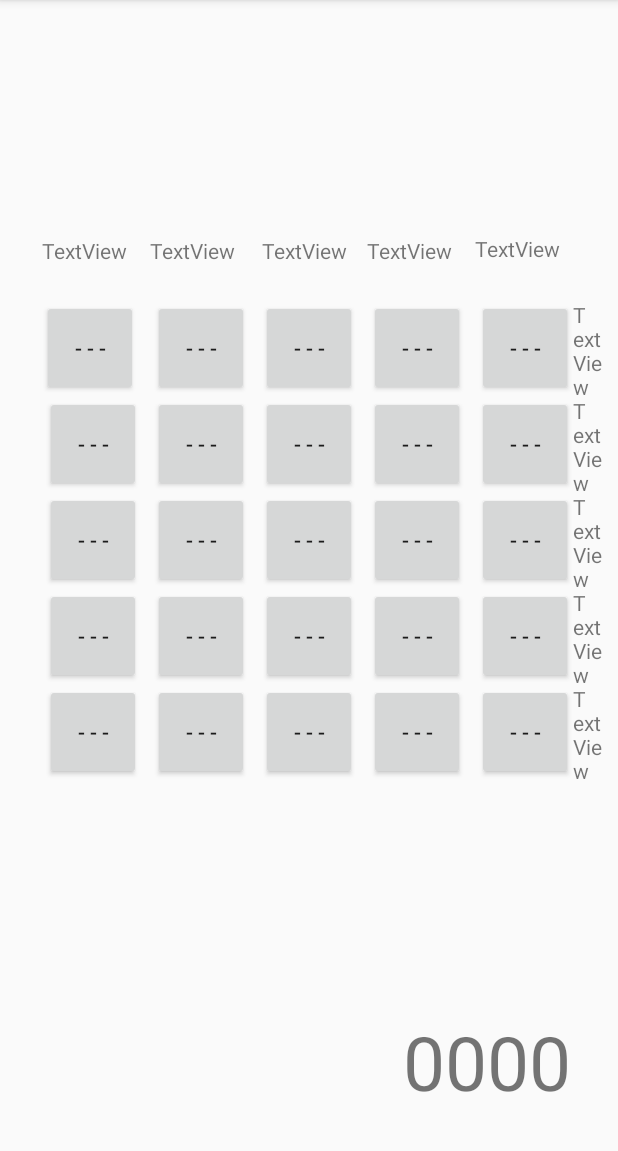
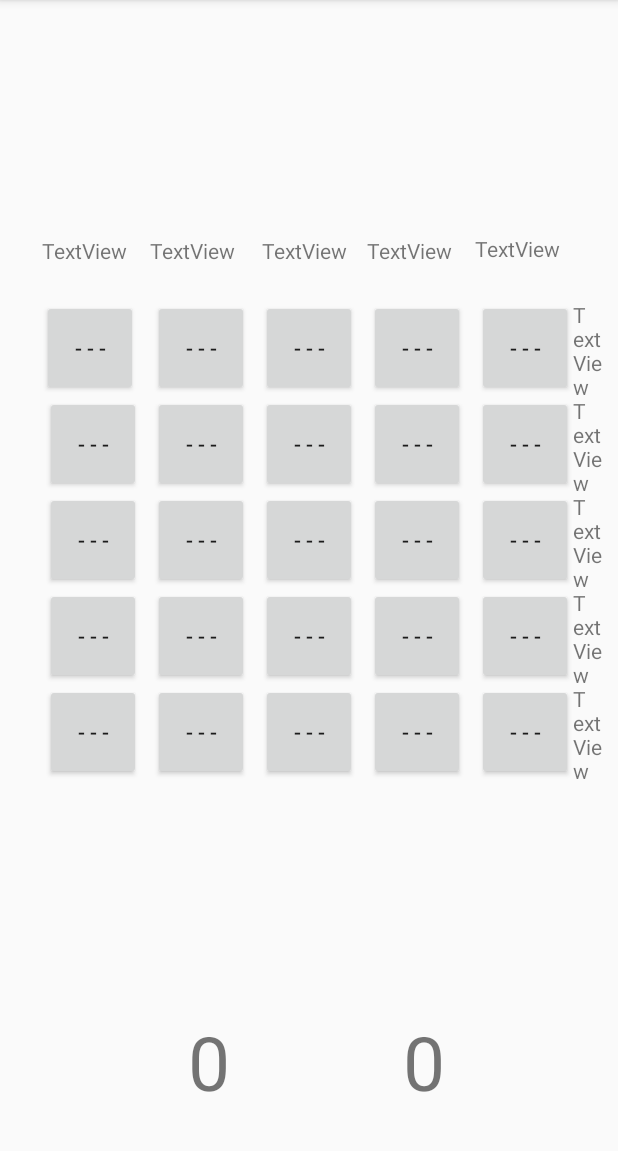
Before and after one commit to HaukohlR/CS-125-Final-Project, an Android app: the GameActivity screen opened directly, with no data from a screen before it, on a phone screen of 412 x 824 dp, the part 84-1235 px from its top. Run offline under Robolectric (Android 15) with nearby library versions, the phone set to English and light mode, and no system bars; 25 statements that could not run were skipped.

```diff
--- a/app/src/main/java/com/example/cs125finalproject/GameActivity.java
+++ b/app/src/main/java/com/example/cs125finalproject/GameActivity.java
@@ -99,31 +99,31 @@ public class GameActivity extends AppCompatActivity {
         TextView row5 = findViewById(R.id.textView12);
 
 
-        button1.setOnClickListener(unused -> buttonClick(1));
-        button2.setOnClickListener(unused -> buttonClick(2));
-        button3.setOnClickListener(unused -> buttonClick(3));
-        button4.setOnClickListener(unused -> buttonClick(4));
-        button5.setOnClickListener(unused -> buttonClick(5));
-        button6.setOnClickListener(unused -> buttonClick(6));
-        button7.setOnClickListener(unused -> buttonClick(7));
-        button8.setOnClickListener(unused -> buttonClick(8));
-        button9.setOnClickListener(unused -> buttonClick(9));
-        button10.setOnClickListener(unused -> buttonClick(10));
-        button11.setOnClickListener(unused -> buttonClick(11));
-        button12.setOnClickListener(unused -> buttonClick(12));
-        button13.setOnClickListener(unused -> buttonClick(13));
-        button14.setOnClickListener(unused -> buttonClick(14));
-        button15.setOnClickListener(unused -> buttonClick(15));
-        button16.setOnClickListener(unused -> buttonClick(16));
-        button17.setOnClickListener(unused -> buttonClick(17));
-        button18.setOnClickListener(unused -> buttonClick(18));
-        button19.setOnClickListener(unused -> buttonClick(19));
-        button20.setOnClickListener(unused -> buttonClick(20));
-        button21.setOnClickListener(unused -> buttonClick(21));
-        button22.setOnClickListener(unused -> buttonClick(22));
-        button23.setOnClickListener(unused -> buttonClick(23));
-        button24.setOnClickListener(unused -> buttonClick(24));
-        button25.setOnClickListener(unused -> buttonClick(25));
+        button1.setOnClickListener(unused -> button1.setText(buttonClick(1)));
+        button2.setOnClickListener(unused -> button1.setText(buttonClick(2)));
+        button3.setOnClickListener(unused -> button1.setText(buttonClick(3)));
+        button4.setOnClickListener(unused -> button1.setText(buttonClick(4)));
+        button5.setOnClickListener(unused -> button1.setText(buttonClick(5)));
+        button6.setOnClickListener(unused -> button1.setText(buttonClick(6)));
+        button7.setOnClickListener(unused -> button1.setText(buttonClick(7)));
+        button8.setOnClickListener(unused -> button1.setText(buttonClick(8)));
+        button9.setOnClickListener(unused -> button1.setText(buttonClick(9)));
+        button10.setOnClickListener(unused -> button1.setText(buttonClick(10)));
+        button11.setOnClickListener(unused -> button1.setText(buttonClick(11)));
+        button12.setOnClickListener(unused -> button1.setText(buttonClick(12)));
+        button13.setOnClickListener(unused -> button1.setText(buttonClick(13)));
+        button14.setOnClickListener(unused -> button1.setText(buttonClick(14)));
+        button15.setOnClickListener(unused -> button1.setText(buttonClick(15)));
+        button16.setOnClickListener(unused -> button1.setText(buttonClick(16)));
+        button17.setOnClickListener(unused -> button1.setText(buttonClick(17)));
+        button18.setOnClickListener(unused -> button1.setText(buttonClick(18)));
+        button19.setOnClickListener(unused -> button1.setText(buttonClick(19)));
+        button20.setOnClickListener(unused -> button1.setText(buttonClick(20)));
+        button21.setOnClickListener(unused -> button1.setText(buttonClick(21)));
+        button22.setOnClickListener(unused -> button1.setText(buttonClick(22)));
+        button23.setOnClickListener(unused -> button1.setText(buttonClick(23)));
+        button24.setOnClickListener(unused -> button1.setText(buttonClick(24)));
+        button25.setOnClickListener(unused -> button1.setText(buttonClick(25)));
     }
     public String buttonClick(int buttonNumber) {
         if (!clicked[buttonNumber]) {
@@ -132,6 +132,7 @@ public class GameActivity extends AppCompatActivity {
                 gameOver();
             }
         }
+        clicked[buttonNumber] = false;
         if (completeGrid()) {
             level++;
             newRound();
--- a/app/src/main/res/layout/activity_game.xml
+++ b/app/src/main/res/layout/activity_game.xml
@@ -20,16 +20,28 @@
         app:layout_constraintTop_toTopOf="parent" />
 
     <TextView
-        android:id="@+id/textView"
+        android:id="@+id/totalPnts"
         android:layout_width="128dp"
         android:layout_height="64dp"
         android:layout_marginEnd="15dp"
         android:layout_marginRight="15dp"
         android:layout_marginBottom="30dp"
-        android:text="0000"
+        android:text="0"
         android:textSize="50sp"
         app:layout_constraintBottom_toBottomOf="parent"
         app:layout_constraintEnd_toEndOf="parent" />
+
+    <TextView
+        android:id="@+id/roundPnts"
+        android:layout_width="128dp"
+        android:layout_height="64dp"
+        android:layout_marginEnd="15dp"
+        android:layout_marginRight="15dp"
+        android:layout_marginBottom="30dp"
+        android:text="0"
+        android:textSize="50sp"
+        app:layout_constraintBottom_toBottomOf="parent"
+        app:layout_constraintEnd_toStartOf="@+id/totalPnts" />
 
     <TextView
         android:id="@+id/textView2"
```
